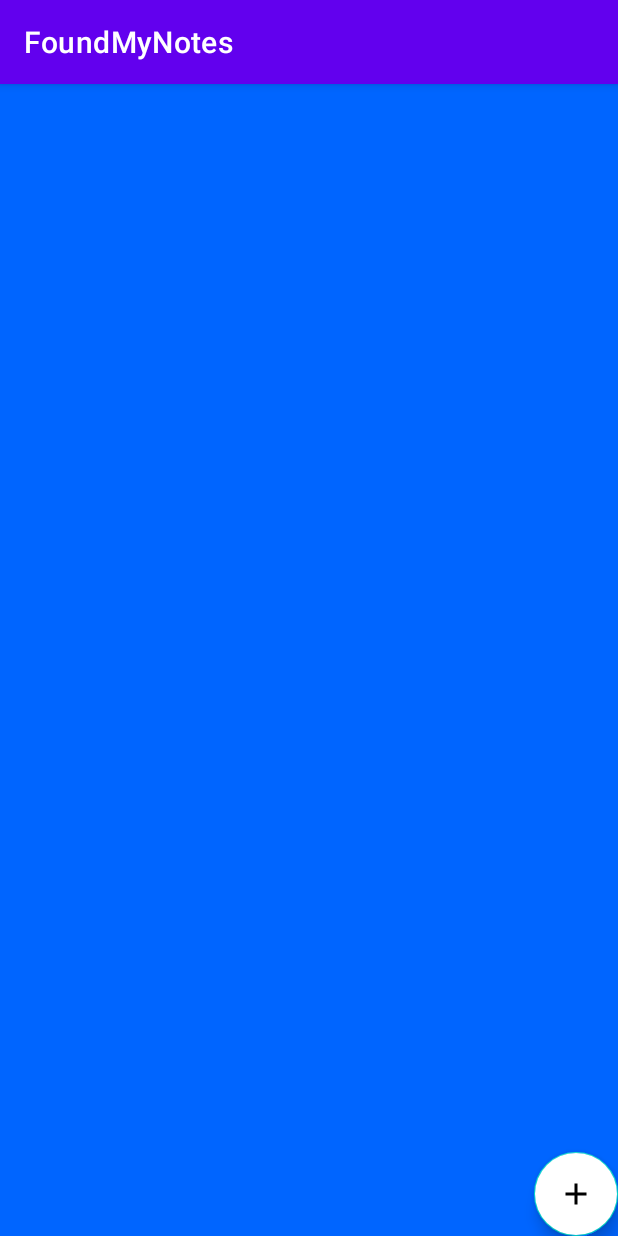
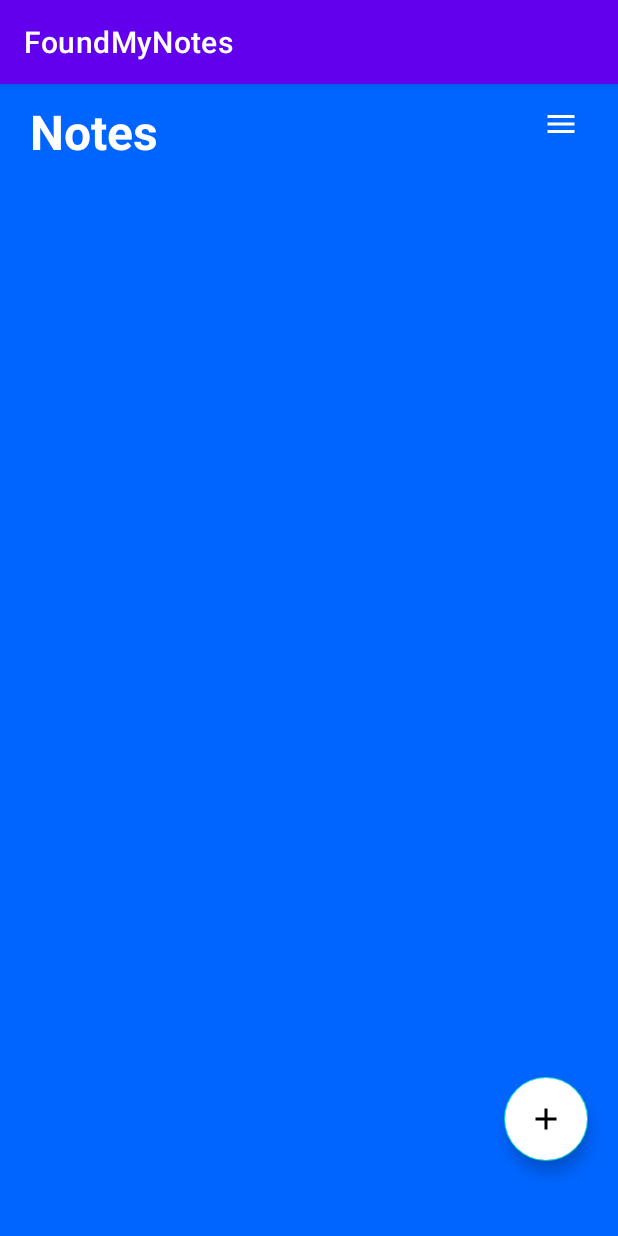
Before and after one commit to JohnChristianIdul/FoundMyNotes, an Android app: the notesPage screen opened directly, with no data from a screen before it, on a phone screen of 412 x 824 dp. Run offline under Robolectric (Android 15) with nearby library versions, the phone set to English and light mode, and no system bars.

Commit message:
Add New Note Feature 1 - Idul

```diff
--- a/app/src/main/java/com/example/foundmynotes/Utility.java
+++ b/app/src/main/java/com/example/foundmynotes/Utility.java
@@ -14,9 +14,10 @@ public class Utility {
         Toast.makeText(context, message, Toast.LENGTH_SHORT).show();
     }
 
-    static CollectionReference getCollectionReferenceForNotes(){
+    static CollectionReference getCollectionReferenceForNotes() {
         FirebaseUser currentUser = FirebaseAuth.getInstance().getCurrentUser();
-        FirebaseFirestore.getInstance().collection("notes")
+        return FirebaseFirestore.getInstance().collection("notes")
                 .document(currentUser.getUid()).collection("my_notes");
     }
+
 }
--- /dev/null
+++ b/app/src/main/res/drawable/baseline_menu_24.xml
@@ -0,0 +1,5 @@
+<vector android:height="24dp" android:tint="#000000"
+    android:viewportHeight="24" android:viewportWidth="24"
+    android:width="24dp" xmlns:android="http://schemas.android.com/apk/res/android">
+    <path android:fillColor="@android:color/white" android:pathData="M3,18h18v-2L3,16v2zM3,13h18v-2L3,11v2zM3,6v2h18L21,6L3,6z"/>
+</vector>
--- a/app/src/main/res/layout/activity_notes_page.xml
+++ b/app/src/main/res/layout/activity_notes_page.xml
@@ -7,6 +7,36 @@
     android:background="@color/blue"
     tools:context=".notesPage">
 
+    <RelativeLayout
+        android:id="@+id/title_bar"
+        android:layout_width="match_parent"
+        android:layout_height="wrap_content"
+        android:paddingLeft="20dp"
+        android:paddingRight="20dp"
+        android:paddingTop="10dp">
+
+
+        <TextView
+            android:id="@+id/page_Title"
+            android:layout_width="wrap_content"
+            android:layout_height="wrap_content"
+            android:text="Notes"
+            android:textColor="@color/white"
+            android:textSize="32sp"
+            android:textStyle="bold" />
+
+        <ImageButton
+            android:id="@+id/btnSaveNote"
+            android:layout_width="36dp"
+            android:layout_height="36dp"
+            android:layout_alignParentEnd="true"
+            android:layout_centerVertical="true"
+            android:background="?attr/selectableItemBackgroundBorderless"
+            android:src="@drawable/baseline_menu_24"
+            app:tint="@color/white" />
+
+    </RelativeLayout>
+
     <com.google.android.material.floatingactionbutton.FloatingActionButton
         android:id="@+id/btn_AddNote"
         android:layout_width="wrap_content"
@@ -14,6 +44,8 @@
         android:backgroundTint="@color/white"
         android:layout_alignParentEnd="true"
         android:layout_alignParentBottom="true"
+        android:layout_marginBottom="50dp"
+        android:layout_marginRight="20dp"
         android:src="@drawable/baseline_add_24"
 
         />
```
